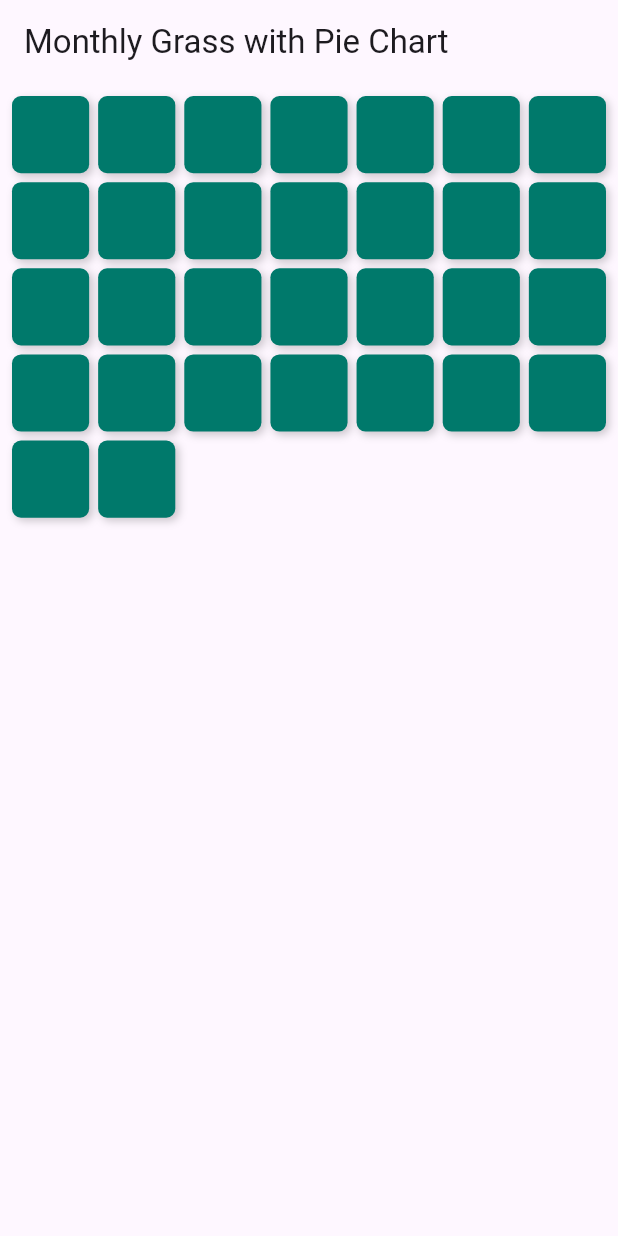
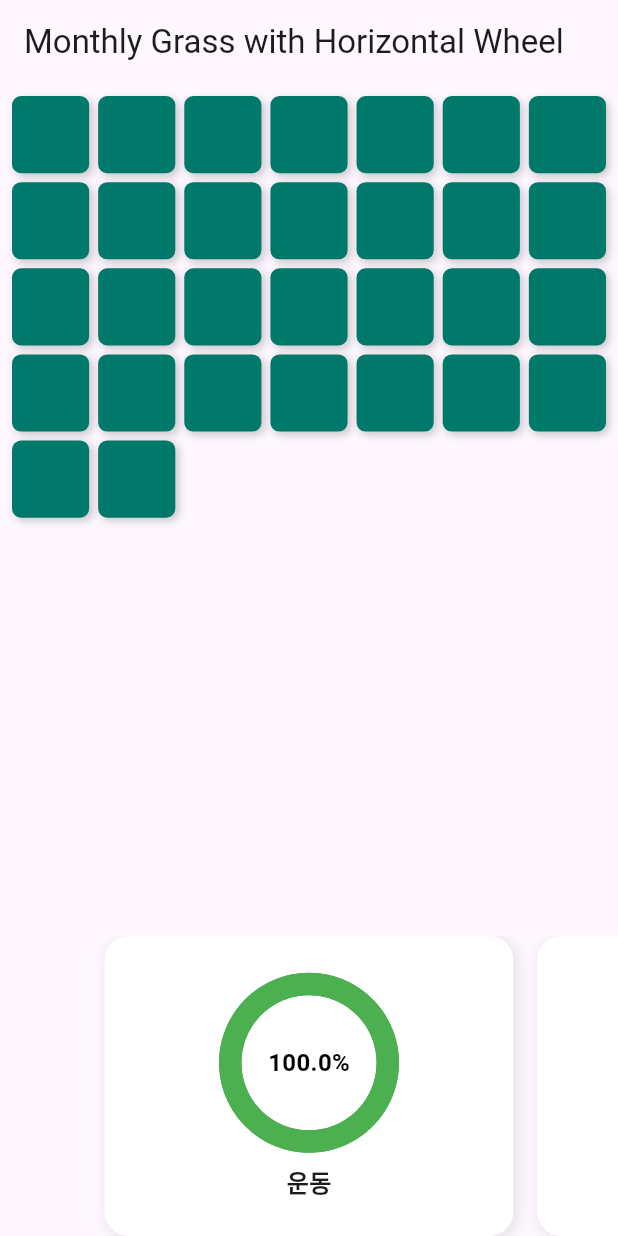
Before and after one commit to didtlrhks/flutter_cube, a Flutter app: the screen it shows after launch, on a phone screen of 412 x 824 dp. Run offline on Flutter 3.47's test engine with Material 3 defaults, Android fonts, the light colour scheme and no system bars; drawn by our look-alikes of step_progress_indicator; our stand-ins replace fl_chart.

Commit message:
wheel side

```diff
--- a/lib/main.dart
+++ b/lib/main.dart
@@ -1,26 +1,29 @@
 import 'package:flutter/material.dart';
 import 'package:fl_chart/fl_chart.dart';
+import 'package:step_progress_indicator/step_progress_indicator.dart';
 import 'dart:math';
 
 void main() {
   runApp(MaterialApp(
     home: Scaffold(
       appBar: AppBar(
-        title: Text('Monthly Grass with Pie Chart'),
+        title: Text('Monthly Grass with Horizontal Wheel'),
       ),
-      body: GrassGridWithPieChart(),
+      body: GrassGridWithHorizontalWheel(),
     ),
   ));
 }
 
-class GrassGridWithPieChart extends StatefulWidget {
-  const GrassGridWithPieChart({super.key});
+class GrassGridWithHorizontalWheel extends StatefulWidget {
+  const GrassGridWithHorizontalWheel({super.key});
 
   @override
-  _GrassGridWithPieChartState createState() => _GrassGridWithPieChartState();
+  _GrassGridWithHorizontalWheelState createState() =>
+      _GrassGridWithHorizontalWheelState();
 }
 
-class _GrassGridWithPieChartState extends State<GrassGridWithPieChart> {
+class _GrassGridWithHorizontalWheelState
+    extends State<GrassGridWithHorizontalWheel> {
   int? selectedIndex;
 
   // 더미 데이터 (한 달 기준, 30일)
@@ -38,6 +41,12 @@ class _GrassGridWithPieChartState extends State<GrassGridWithPieChart> {
   int get maxExerciseValue =>
       dummyData.map((data) => data['운동']!).reduce((a, b) => a > b ? a : b);
 
+  // 평균 데이터 계산
+  double calculateAverage(String key) {
+    final total = dummyData.map((data) => data[key]!).reduce((a, b) => a + b);
+    return total / dummyData.length;
+  }
+
   // 색상 결정 함수 (운동 기준 비율로 설정)
   Color getColor(int exerciseValue) {
     final ratio = exerciseValue / maxExerciseValue;
@@ -49,11 +58,32 @@ class _GrassGridWithPieChartState extends State<GrassGridWithPieChart> {
 
   @override
   Widget build(BuildContext context) {
-    return AnimatedSwitcher(
-      duration: const Duration(milliseconds: 300),
-      child: selectedIndex == null
-          ? _buildGrassGrid() // 잔디 그래프 화면
-          : _buildPieChart(), // 원형 차트 화면
+    return Column(
+      children: [
+        // 잔디 그래프 또는 원형 차트 화면
+        Expanded(
+          flex: 3,
+          child: AnimatedSwitcher(
+            duration: const Duration(milliseconds: 300),
+            child: selectedIndex == null
+                ? _buildGrassGrid() // 잔디 그래프 화면
+                : _buildPieChart(), // 원형 차트 화면
+          ),
+        ),
+        // 좌우 휠 방식의 진행도 섹션
+        SizedBox(
+          height: 200,
+          child: PageView(
+            controller: PageController(viewportFraction: 0.7), // 중앙 강조 효과
+            children: [
+              _buildProgressIndicator('운동', calculateAverage('운동')),
+              _buildProgressIndicator('식단', calculateAverage('식단')),
+              _buildProgressIndicator('건강기능식품', calculateAverage('건강기능식품')),
+              _buildProgressIndicator('대체식단', calculateAverage('대체식단')),
+            ],
+          ),
+        ),
+      ],
     );
   }
 
@@ -109,13 +139,11 @@ class _GrassGridWithPieChartState extends State<GrassGridWithPieChart> {
             child: PieChart(
               PieChartData(
                 sections: _buildPieChartSections(data),
-                centerSpaceRadius: 60,
-                sectionsSpace: 4,
+                centerSpaceRadius: 50,
+                sectionsSpace: 2,
                 borderData: FlBorderData(show: false),
-                startDegreeOffset: -90, // 차트 시작 위치 조정
+                startDegreeOffset: -90,
               ),
-              swapAnimationDuration: Duration(milliseconds: 800), // 애니메이션 속도
-              swapAnimationCurve: Curves.easeInOut, // 애니메이션 커브
             ),
           ),
         ),
@@ -134,6 +162,57 @@ class _GrassGridWithPieChartState extends State<GrassGridWithPieChart> {
     );
   }
 
+  // Progress Indicator 생성
+  Widget _buildProgressIndicator(String title, double average) {
+    return Container(
+      margin: const EdgeInsets.symmetric(horizontal: 8.0),
+      decoration: BoxDecoration(
+        color: Colors.white,
+        borderRadius: BorderRadius.circular(16),
+        boxShadow: [
+          BoxShadow(
+            color: Colors.black.withOpacity(0.1),
+            blurRadius: 8,
+            offset: const Offset(2, 2),
+          ),
+        ],
+      ),
+      child: Column(
+        mainAxisAlignment: MainAxisAlignment.center,
+        children: [
+          CircularStepProgressIndicator(
+            totalSteps: 100,
+            currentStep: (average / maxExerciseValue * 100).toInt(),
+            stepSize: 10,
+            selectedColor: Colors.green,
+            unselectedColor: Colors.grey[300]!,
+            padding: 0,
+            width: 120,
+            height: 120,
+            selectedStepSize: 15,
+            unselectedStepSize: 10,
+            roundedCap: (_, __) => true,
+            child: Center(
+              child: Text(
+                '${(average / maxExerciseValue * 100).toStringAsFixed(1)}%',
+                style: const TextStyle(
+                  fontSize: 16,
+                  fontWeight: FontWeight.bold,
+                  color: Colors.black,
+                ),
+              ),
+            ),
+          ),
+          const SizedBox(height: 8),
+          Text(
+            title,
+            style: const TextStyle(fontSize: 16, fontWeight: FontWeight.w600),
+          ),
+        ],
+      ),
+    );
+  }
+
   // PieChart 섹션 빌드
   List<PieChartSectionData> _buildPieChartSections(Map<String, int> data) {
     final total = data.values.reduce((a, b) => a + b);
@@ -148,23 +227,18 @@ class _GrassGridWithPieChartState extends State<GrassGridWithPieChart> {
     return data.entries.map((entry) {
       final percentage = (entry.value / total) * 100;
       final color = colors[i % colors.length];
-      final isSelected = selectedIndex != null && selectedIndex == i;
       i++;
 
       return PieChartSectionData(
         value: entry.value.toDouble(),
         color: color,
-        radius: isSelected ? 100 : 80, // 선택된 섹션 강조
+        radius: 80,
         title: '${entry.key}\n${percentage.toStringAsFixed(1)}%',
         titleStyle: const TextStyle(
           fontSize: 12,
           fontWeight: FontWeight.bold,
           color: Colors.white,
         ),
-        badgeWidget: isSelected
-            ? Icon(Icons.star, color: Colors.yellow, size: 24)
-            : null, // 선택된 섹션 배지 추가
-        badgePositionPercentageOffset: 1.2,
       );
     }).toList();
   }
--- a/pubspec.yaml
+++ b/pubspec.yaml
@@ -31,6 +31,7 @@ dependencies:
   flutter:
     sdk: flutter
   fl_chart : ^0.70.0
+  step_progress_indicator: ^1.0.2
 
   # The following adds the Cupertino Icons font to your application.
   # Use with the CupertinoIcons class for iOS style icons.
```
Also changed, not shown: pubspec.lock.
